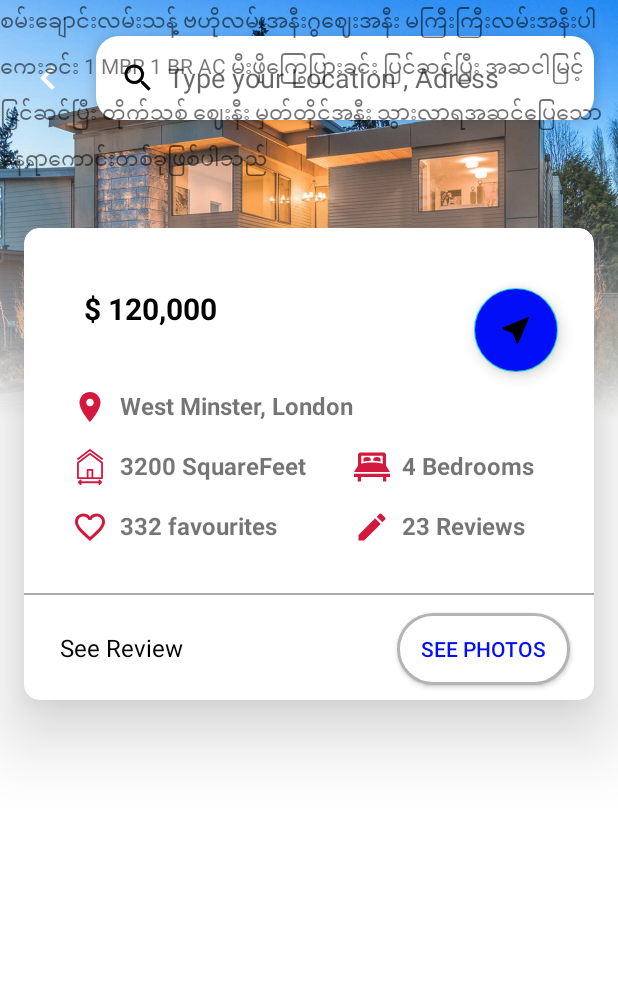
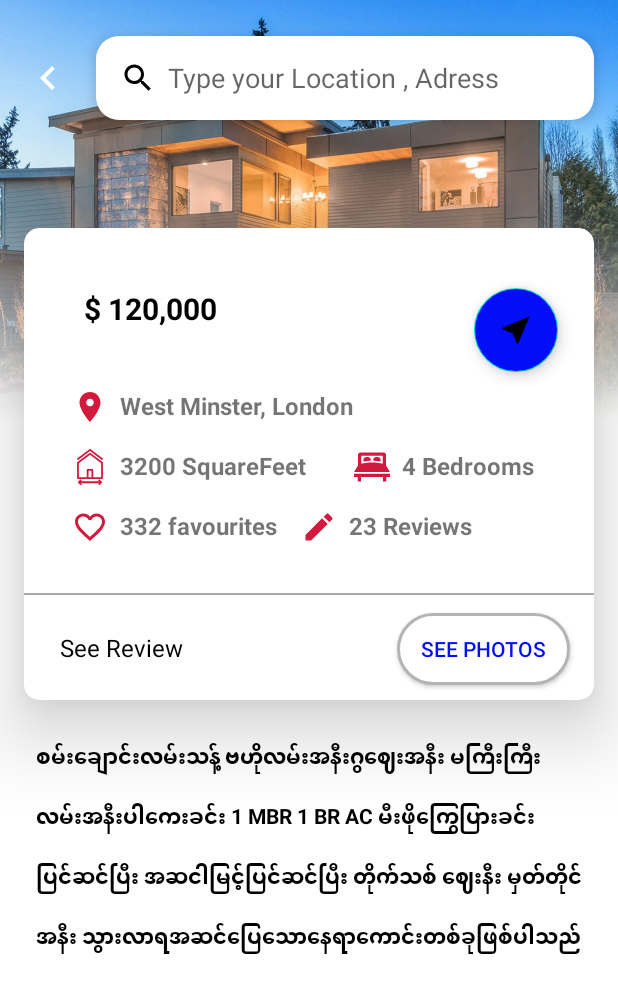
Before and after one commit to NaingAungLuu/PADC_House_Rent, an Android app: the HouseDetailActivity screen opened directly, with no data from a screen before it, on a phone screen of 412 x 824 dp. Shown: the top 993 px of the screen. Run offline under Robolectric (Android 15) with nearby library versions, the phone set to English and light mode, and no system bars; our stand-ins replace ButterKnife; plain views replace MMTextView; pictures from the network do not load; 6 statements that could not run were skipped.

```diff
--- a/app/src/main/java/com/androboy/padchouserent/activities/BaseActivity.java
+++ b/app/src/main/java/com/androboy/padchouserent/activities/BaseActivity.java
@@ -1,7 +1,6 @@
 package com.androboy.padchouserent.activities;
 
 import android.os.Bundle;
-import android.os.PersistableBundle;
 
 import androidx.annotation.Nullable;
 import androidx.appcompat.app.AppCompatActivity;
@@ -11,14 +10,8 @@ import com.androboy.padchouserent.data.models.HouseModelImpl;
 
 public class BaseActivity extends AppCompatActivity {
 
-    protected HouseModel houseModel;
+    protected HouseModel mhouseModel;
 
-    @Override
-    public void onCreate(@Nullable Bundle savedInstanceState) {
-        super.onCreate(savedInstanceState);
-
-        houseModel = HouseModelImpl.getObjectInstance();
-
-    }
+    public BaseActivity(){ mhouseModel = HouseModelImpl.getObjectInstance();}
 
 }
--- a/app/src/main/java/com/androboy/padchouserent/activities/HouseDetailActivity.java
+++ b/app/src/main/java/com/androboy/padchouserent/activities/HouseDetailActivity.java
@@ -1,16 +1,100 @@
 package com.androboy.padchouserent.activities;
 
+import android.content.Context;
+import android.content.Intent;
+import android.net.Uri;
 import android.os.Bundle;
+import android.view.View;
+import android.widget.ImageView;
+import android.widget.TextView;
 
 import androidx.annotation.Nullable;
-import androidx.appcompat.app.AppCompatActivity;
 
 import com.androboy.padchouserent.R;
+import com.androboy.padchouserent.data.vos.HouseVO;
+import com.bumptech.glide.Glide;
+import com.google.android.material.floatingactionbutton.FloatingActionButton;
 
-public class HouseDetailActivity extends AppCompatActivity {
+import butterknife.BindView;
+import butterknife.ButterKnife;
+
+public class HouseDetailActivity extends BaseActivity {
+
+    public static final String EXTRA_HOUSE_ID = "EXTRA_HOUSE_ID";
+
+    private int houseId;
+    private HouseVO houseInfo;
+
+    @BindView(R.id.tv_house_detail_price)
+    TextView tvHousePrice;
+
+    @BindView(R.id.tv_house_detail_Location)
+    TextView tvHouseLocation;
+
+    @BindView(R.id.tv_house_detail_square_feet)
+    TextView tvHouseWidth;
+
+    @BindView(R.id.iv_house_detail)
+    ImageView ivHouseDetail;
+
+    @BindView(R.id.tv_house_detail_description)
+    TextView tvHouseDescription;
+
+    @BindView(R.id.iv_detail_back)
+    ImageView btnBack;
+
+
+
+
+    public static Intent newIntent(Context context ,int houseID)
+    {
+        Intent intent = new Intent(context , HouseDetailActivity.class);
+        intent.putExtra(EXTRA_HOUSE_ID , houseID);
+        return intent;
+    }
+
     @Override
     protected void onCreate(@Nullable Bundle savedInstanceState) {
         super.onCreate(savedInstanceState);
         setContentView(R.layout.house_detail_layout);
+        ButterKnife.bind(this);
+
+        //Load Data got from the repository
+        loadData();
+
+        //set action listener for floating actino button
+        FloatingActionButton fabLocation = findViewById(R.id.fab_location);
+        fabLocation.setOnClickListener(new View.OnClickListener() {
+            @Override
+            public void onClick(View view) {
+                Uri mapIntentUri = Uri.parse("google.navigation:q=f" + houseInfo.getHouseLatitude()+ "," + houseInfo.getHouseLongitude());
+                Intent mapIntent = new Intent(Intent.ACTION_VIEW, mapIntentUri);
+                mapIntent.setPackage("com.google.android.apps.maps");
+                startActivity(mapIntent);
+            }
+        });
+
+        btnBack.setOnClickListener(new View.OnClickListener() {
+            @Override
+            public void onClick(View view) {
+                finish();
+            }
+        });
+
+    }
+
+    private void loadData()
+    {
+        houseId = getIntent().getIntExtra(EXTRA_HOUSE_ID , 0);
+        houseInfo = mhouseModel.getHouseInfo(houseId);
+
+        System.out.println(houseInfo.getHousePrice());
+        Glide.with(getApplicationContext())
+                .load(houseInfo.getImageUrl())
+                .into(ivHouseDetail);
+        tvHousePrice.setText(houseInfo.getHousePrice() + " MMK");
+        tvHouseWidth.setText(String.valueOf(houseInfo.getHouseWidth()));
+        tvHouseLocation.setText(String.valueOf(houseInfo.getHouseAddress()));
+        tvHouseDescription.setText(String.valueOf(houseInfo.getHousedescription()));
     }
 }
--- a/app/src/main/java/com/androboy/padchouserent/data/models/BaseModel.java
+++ b/app/src/main/java/com/androboy/padchouserent/data/models/BaseModel.java
@@ -2,6 +2,8 @@ package com.androboy.padchouserent.data.models;
 
 import com.androboy.padchouserent.network.dataAgents.HouseDataAgent;
 import com.androboy.padchouserent.network.dataAgents.HttpUrlHouseDataAgentImpl;
+import com.androboy.padchouserent.network.dataAgents.OkHttpDataAgentImpl;
+import com.androboy.padchouserent.network.dataAgents.RetrofitDataAgentImpl;
 
 public abstract class BaseModel {
 
@@ -9,6 +11,6 @@ public abstract class BaseModel {
 
     BaseModel()
     {
-        mHouseDataAgent = HttpUrlHouseDataAgentImpl.getObjectInstance();
+        mHouseDataAgent = RetrofitDataAgentImpl.getObjInstance();
     }
 }
--- a/app/src/main/java/com/androboy/padchouserent/data/models/HouseModel.java
+++ b/app/src/main/java/com/androboy/padchouserent/data/models/HouseModel.java
@@ -7,6 +7,7 @@ import java.util.List;
 public interface HouseModel {
 
     void getHouses(getHousesFromDataLayerDelegate delegate);
+    HouseVO getHouseInfo(int houseId);
 
     interface getHousesFromDataLayerDelegate {
         void onSuccess(List<HouseVO> houses);
--- a/app/src/main/java/com/androboy/padchouserent/data/models/HouseModelImpl.java
+++ b/app/src/main/java/com/androboy/padchouserent/data/models/HouseModelImpl.java
@@ -26,6 +26,14 @@ public class HouseModelImpl extends BaseModel implements HouseModel {
 
             return objInstance;
     }
+
+
+    @Override
+    public HouseVO getHouseInfo(int houseId)
+    {
+        return houseDataRepository.get(houseId);
+    }
+
     //Network Layer
     @Override
     public void getHouses(final getHousesFromDataLayerDelegate delegate) {
--- a/app/src/main/java/com/androboy/padchouserent/delegates/HouseItemDelegate.java
+++ b/app/src/main/java/com/androboy/padchouserent/delegates/HouseItemDelegate.java
@@ -1,5 +1,5 @@
 package com.androboy.padchouserent.delegates;
 
 public interface HouseItemDelegate {
-    public void onTapHouseItem();
+    public void onTapHouseItem(int id);
 }
--- a/app/src/main/java/com/androboy/padchouserent/network/dataAgents/HttpUrlHouseDataAgentImpl.java
+++ b/app/src/main/java/com/androboy/padchouserent/network/dataAgents/HttpUrlHouseDataAgentImpl.java
@@ -66,7 +66,7 @@ public class HttpUrlHouseDataAgentImpl implements HouseDataAgent {
 
             try{
                 //Define URL Connection
-                url = new URL(HouseConstants.BASE_URL+ HouseConstants.GET_EVENTS);
+                url = new URL(HouseConstants.BASE_URL+ HouseConstants.GET_HOUSES);
                 HttpURLConnection connection = (HttpURLConnection) url.openConnection();
                 connection.setRequestMethod("POST");
                 connection.setReadTimeout(15 * 1000);
--- a/app/src/main/java/com/androboy/padchouserent/utils/HouseConstants.java
+++ b/app/src/main/java/com/androboy/padchouserent/utils/HouseConstants.java
@@ -5,8 +5,8 @@ public class HouseConstants {
     public static final String DUMMY_ACCESS_TOKEN = "12345";
 
     //URLs
-    public static final String BASE_URL = "https://bd2ee98e-d607-4ee1-baa5-d18d0c9325b6.mock.pstmn.io";
-    public static final String GET_EVENTS = "/getAllHouses";
+    public static final String BASE_URL = "https://2d14f6f1-dfb9-49a0-b4ed-288cb1b0d585.mock.pstmn.io";
+    public static final String GET_HOUSES = "/getAllHouses";
 
     //PARAMS
     public static final String PARAM_ACCESS_TOKEN = "access_token";
--- a/app/src/main/res/layout/house_detail_layout.xml
+++ b/app/src/main/res/layout/house_detail_layout.xml
@@ -5,18 +5,23 @@
     android:layout_width="match_parent"
     android:layout_height="match_parent">
 
+    <androidx.core.widget.NestedScrollView
+        android:layout_width="match_parent"
+        android:layout_height="match_parent">
+
     <RelativeLayout
         android:layout_width="match_parent"
         android:layout_height="match_parent">
 
-    <ImageView
-        android:layout_width="match_parent"
-        android:layout_height="280dp"
-        android:src="@drawable/house"
-        android:scaleType="centerCrop"
-        android:layout_alignParentTop="true"
-        android:foreground="@drawable/house_image_overlay"
-        />
+        <ImageView
+            android:id="@+id/iv_house_detail"
+            android:layout_width="match_parent"
+            android:layout_height="280dp"
+            android:layout_alignParentTop="true"
+            android:layout_marginTop="0dp"
+            android:foreground="@drawable/house_image_overlay"
+            android:scaleType="centerCrop"
+            android:src="@drawable/house" />
 
 
     <LinearLayout
@@ -26,6 +31,7 @@
         android:orientation="horizontal">
 
     <ImageView
+        android:id="@+id/iv_detail_back"
         android:tint="@color/colorPrimary"
         android:layout_width="wrap_content"
         android:layout_height="match_parent"
@@ -56,6 +62,7 @@
 
 
     <androidx.cardview.widget.CardView
+        android:id="@+id/cv_details"
         android:layout_width="match_parent"
         android:layout_height="wrap_content"
         android:layout_marginLeft="@dimen/margin_medium"
@@ -75,7 +82,7 @@
             >
 
             <TextView
-                android:id="@+id/tv_house_price"
+                android:id="@+id/tv_house_detail_price"
                 android:layout_width="wrap_content"
                 android:layout_height="wrap_content"
                 android:text="@string/tv_house_price"
@@ -88,7 +95,7 @@
                />
 
             <TextView
-                android:id="@+id/tv_house_item_Location"
+                android:id="@+id/tv_house_detail_Location"
                 android:layout_width="wrap_content"
                 android:layout_height="wrap_content"
                 android:text="West Minster, London"
@@ -97,17 +104,17 @@
                 android:drawablePadding="@dimen/margin_small"
                 android:textStyle="bold"
                 android:textSize="@dimen/textsize_medium"
-                android:layout_below="@id/tv_house_price"
+                android:layout_below="@id/tv_house_detail_price"
                 android:layout_marginLeft="@dimen/margin_small"
                 android:layout_marginTop="@dimen/margin_medium"
-                android:layout_alignLeft="@id/tv_house_price"
+                android:layout_alignLeft="@id/tv_house_detail_price"
 
                 />
             <TextView
-                android:id="@+id/tv_house_item_square_feet"
+                android:id="@+id/tv_house_detail_square_feet"
                 android:layout_width="wrap_content"
                 android:layout_height="wrap_content"
-                android:layout_below="@id/tv_house_item_Location"
+                android:layout_below="@id/tv_house_detail_Location"
                 android:drawableLeft="@drawable/ic_house"
                 android:drawableTint="@color/secondaryColor"
                 android:drawablePadding="@dimen/margin_small"
@@ -115,7 +122,7 @@
                 android:text="@string/house_item_square_feet"
                 android:textStyle="bold"
                 android:layout_marginTop="@dimen/margin_medium"
-                android:layout_alignLeft="@id/tv_house_item_Location"
+                android:layout_alignLeft="@id/tv_house_detail_Location"
                 android:textSize="@dimen/textsize_medium"
 
                 />
@@ -123,7 +130,7 @@
 
 
             <TextView
-                android:id="@+id/tv_house_item_bedroom_count"
+                android:id="@+id/tv_house_detail_bedroom_count"
                 android:layout_width="wrap_content"
                 android:layout_height="wrap_content"
                 android:text="4 Bedrooms"
@@ -133,16 +140,16 @@
                 android:drawableTint="@color/secondaryColor"
                 android:layout_marginLeft="@dimen/margin_medium"
                 android:layout_marginBottom="@dimen/margin_medium"
-                android:layout_toRightOf="@id/tv_house_item_square_feet"
+                android:layout_toRightOf="@id/tv_house_detail_square_feet"
                 android:textSize="@dimen/textsize_medium"
-                android:layout_alignBaseline="@id/tv_house_item_square_feet"
+                android:layout_alignBaseline="@id/tv_house_detail_square_feet"
                 />
 
             <TextView
                 android:id="@+id/tv_favourite"
                 android:layout_width="wrap_content"
                 android:layout_height="wrap_content"
-                android:layout_below="@id/tv_house_item_square_feet"
+                android:layout_below="@id/tv_house_detail_square_feet"
                 android:drawableLeft="@drawable/ic_favorite_border_black_24dp"
                 android:drawableTint="@color/secondaryColor"
                 android:drawablePadding="@dimen/margin_small"
@@ -150,7 +157,7 @@
                 android:textStyle="bold"
                 android:layout_marginBottom="@dimen/margin_medium"
                 android:layout_marginTop="@dimen/margin_medium"
-                android:layout_alignLeft="@id/tv_house_item_Location"
+                android:layout_alignLeft="@id/tv_house_detail_Location"
                 android:textSize="@dimen/textsize_medium"
 
                 />
@@ -166,13 +173,15 @@
                 android:drawableLeft="@drawable/ic_edit_black_24dp"
                 android:drawablePadding="@dimen/margin_small"
                 android:drawableTint="@color/secondaryColor"
+                android:layout_marginLeft="@dimen/margin_medium"
                 android:layout_marginBottom="@dimen/margin_medium"
-                android:layout_alignLeft="@id/tv_house_item_bedroom_count"
+                android:layout_toRightOf="@id/tv_favourite"
                 android:textSize="@dimen/textsize_medium"
                 android:layout_alignBaseline="@id/tv_favourite"
                 />
 
             <com.google.android.material.floatingactionbutton.FloatingActionButton
+                android:id="@+id/fab_location"
                 android:layout_width="wrap_content"
                 android:layout_height="wrap_content"
                 android:src="@drawable/ic_location_24dp"
@@ -224,13 +233,20 @@
 
 
     <org.mmtextview.components.MMTextView
+        android:id="@+id/tv_house_detail_description"
+        android:layout_below="@id/cv_details"
+        android:layout_margin="@dimen/margin_medium2x"
+        android:textSize="@dimen/textsize_small"
+        android:textColor="@android:color/black"
+        android:textStyle="bold"
+        android:lineSpacingMultiplier="1.3"
         android:layout_width="match_parent"
         android:layout_height="wrap_content"
-        android:text="စမ်းချောင်းလမ်းသန့် ဗဟိုလမ်းအနီးဂွဈေးအနီး မကြီးကြီးလမ်းအနီးပါကေးခင်း 1 MBR 1 BR AC မီးဖိုကြွေပြားခင်း ပြင်ဆင်ပြီး အဆငါမြင့်ပြင်ဆင်ပြီး တိုက်သစ် ဈေးနီး မှတ်တိုင်အနီး သွားလာရအဆင်ပြေသောနေရာကောင်းတစ်ခုဖြစ်ပါသည်"
+        android:text="@string/tv_house_details"
         />
 
     </RelativeLayout>
 
-
+    </androidx.core.widget.NestedScrollView>
 
 </androidx.coordinatorlayout.widget.CoordinatorLayout>
--- a/app/src/main/res/layout/houseitem_layout.xml
+++ b/app/src/main/res/layout/houseitem_layout.xml
@@ -20,7 +20,7 @@
         android:foreground="?android:attr/selectableItemBackground">
 
         <ImageView
-            android:id="@+id/iv_house"
+            android:id="@+id/iv_item_house"
             android:layout_width="match_parent"
             android:layout_height="150dp"
             android:scaleType="centerCrop"
@@ -31,7 +31,7 @@
             android:layout_width="match_parent"
             android:layout_height="100dp"
             android:background="@android:color/white"
-            android:layout_below="@id/iv_house">
+            android:layout_below="@id/iv_item_house">
 
             <org.mmtextview.components.MMTextView
                 android:id="@+id/tv_house_item_square_feet"
@@ -105,7 +105,7 @@
             android:backgroundTint="@color/colorPrimary"
             android:background="?android:attr/selectableItemBackground"
             android:tint="@color/fabTint"
-            app:layout_anchor="@id/iv_house"
+            app:layout_anchor="@id/iv_item_house"
             android:layout_marginRight="@dimen/margin_medium"
             app:layout_anchorGravity="bottom|end"
             app:elevation="@dimen/margin_large"
--- a/app/src/main/res/values/strings.xml
+++ b/app/src/main/res/values/strings.xml
@@ -6,4 +6,6 @@
     <string name="tv_favourites">332 favourites</string>
     <string name="tv_reviews">23 Reviews</string>
     <string name="tv_see_review">See Review</string>
+    <string name="tv_house_details">စမ်းချောင်းလမ်းသန့် ဗဟိုလမ်းအနီးဂွဈေးအနီး မကြီးကြီးလမ်းအနီးပါကေးခင်း 1 MBR 1 BR AC မီးဖိုကြွေပြားခင်း ပြင်ဆင်ပြီး အဆငါမြင့်ပြင်ဆင်ပြီး တိုက်သစ် ဈေးနီး မှတ်တိုင်အနီး သွားလာရအဆင်ပြေသောနေရာကောင်းတစ်ခုဖြစ်ပါသည်</string>
+    <string name="et_search_hint">Type your Address</string>
 </resources>
```
Also changed, not shown: app/build.gradle (+11 -1 lines), app/src/main/java/com/androboy/padchouserent/activities/MainActivity.java (+29 -4 lines), app/src/main/java/com/androboy/padchouserent/network/HousAPI.java (added, +12 -0 lines), app/src/main/java/com/androboy/padchouserent/network/dataAgents/OkHttpDataAgentImpl.java (added, +121 -0 lines), app/src/main/java/com/androboy/padchouserent/network/dataAgents/RetrofitDataAgentImpl.java (added, +77 -0 lines), app/src/main/java/com/androboy/padchouserent/views/holders/HouseItemViewHolder.java (+17 -5 lines), app/src/main/res/layout/activity_main.xml (+5 -3 lines).
